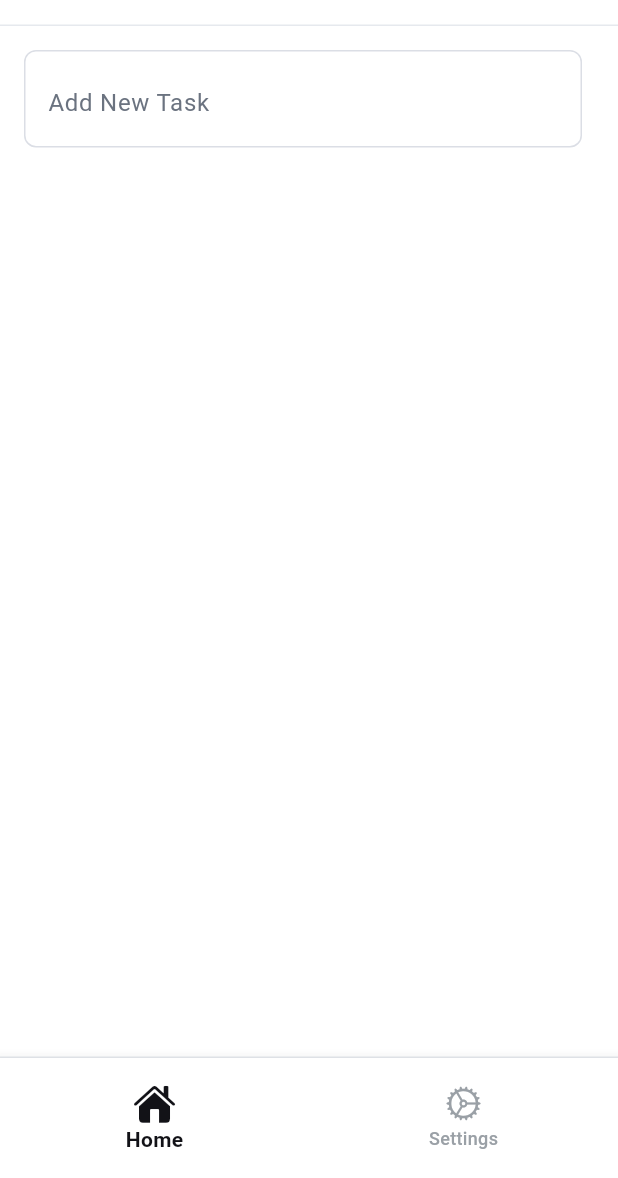
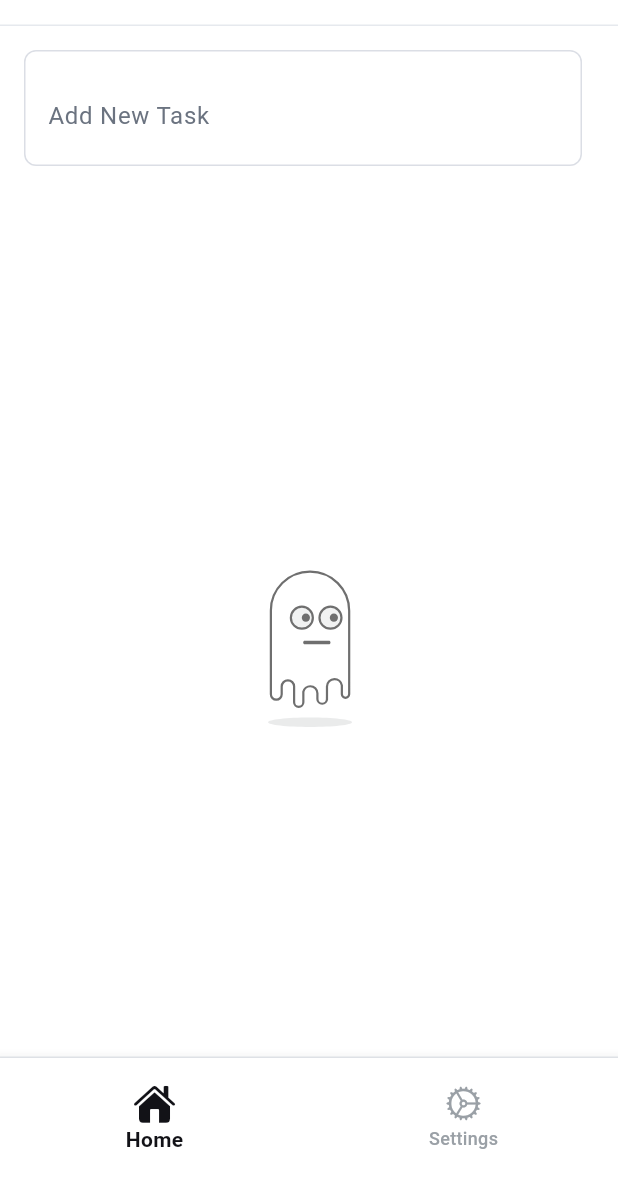
Before and after one commit to OmarAdel10/doist, a Flutter app: the HomeScreen screen opened by its route, on a phone screen of 412 x 824 dp, the part 58-1236 px from its top. Run offline on Flutter 3.47's test engine with Material 3 defaults, Android fonts, the phone set to English and light mode, and no system bars; our stand-ins replace equatable, flutter_bloc, flutter_slidable, hydrated_bloc, lottie, smooth_page_indicator.

Commit message:
- edited the size of the add button in the text field - added a animanted lottie to replace the tasks list if empty for better user experience

```diff
--- a/lib/home_tab/view/widgets/custom_text_field.dart
+++ b/lib/home_tab/view/widgets/custom_text_field.dart
@@ -83,8 +83,8 @@
                             }
                           : null,
                       child: Container(
-                        height: MediaQuery.sizeOf(context).width * 0.08,
-                        width: MediaQuery.sizeOf(context).width * 0.10,
+                        height: MediaQuery.sizeOf(context).width * 0.11,
+                        width: MediaQuery.sizeOf(context).width * 0.15,
                         decoration: BoxDecoration(
                           borderRadius: BorderRadius.circular(8),
                           border: Border.all(
--- a/lib/home_tab/view/widgets/tasks_list.dart
+++ b/lib/home_tab/view/widgets/tasks_list.dart
@@ -7,6 +7,7 @@
 import 'package:flutter/material.dart';
 import 'package:flutter_bloc/flutter_bloc.dart';
 import 'package:flutter_slidable/flutter_slidable.dart';
+import 'package:lottie/lottie.dart';
 
 class TasksList extends StatelessWidget {
   const TasksList({super.key});
@@ -16,15 +17,25 @@
     return Expanded(
       child: BlocBuilder<HomeTabBloc, HomeTabState>(
         builder: (context, state) {
-              return ListView.separated(
+          return state.tasksList.isEmpty
+              ? Lottie.asset(
+                  'assets/lottie/empty.json',
+                  width: MediaQuery.sizeOf(context).width * 0.5,
+                  height: MediaQuery.sizeOf(context).width * 0.5,
+                  fit: BoxFit.contain,
+                )
+              : ListView.separated(
                   itemBuilder: (context, index) => Slidable(
                     endActionPane: ActionPane(
                       motion: StretchMotion(),
                       extentRatio: 0.3,
                       children: [
                         SlidableAction(
-                        onPressed: (context) => context.read<HomeTabBloc>().add(
-                          HomeTabDeleteTask(taskId: state.tasksList[index].id),
+                          onPressed: (context) =>
+                              context.read<HomeTabBloc>().add(
+                                HomeTabDeleteTask(
+                                  taskId: state.tasksList[index].id,
+                                ),
                               ),
                           backgroundColor: Colors.redAccent,
                           icon: CupertinoIcons.delete,
--- a/pubspec.yaml
+++ b/pubspec.yaml
@@ -45,6 +45,7 @@
   flutter_slidable: ^4.0.3
   local_auth: ^3.0.0
   smooth_page_indicator: ^1.2.1
+  lottie: ^3.3.2
 
 dev_dependencies:
   flutter_test:
@@ -70,6 +71,7 @@
   # To add assets to your application, add an assets section, like this:
   assets:
     - assets/images/
+    - assets/lottie/
   #   - images/a_dot_ham.jpeg
   # An image asset can refer to one or more resolution-specific "variants", see
   # https://flutter.dev/to/resolution-aware-images
```
Also changed, not shown: assets/lottie/empty.json (added, +1 -0 lines), pubspec.lock. Lines whose indentation alone changed are shown as unchanged.
